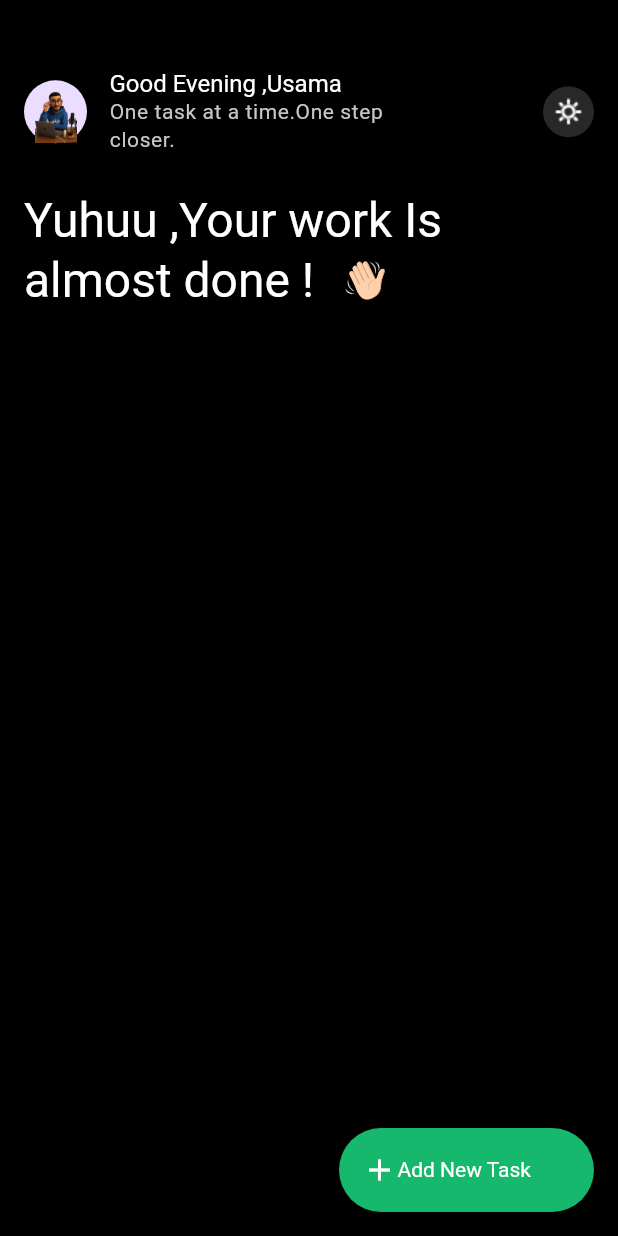
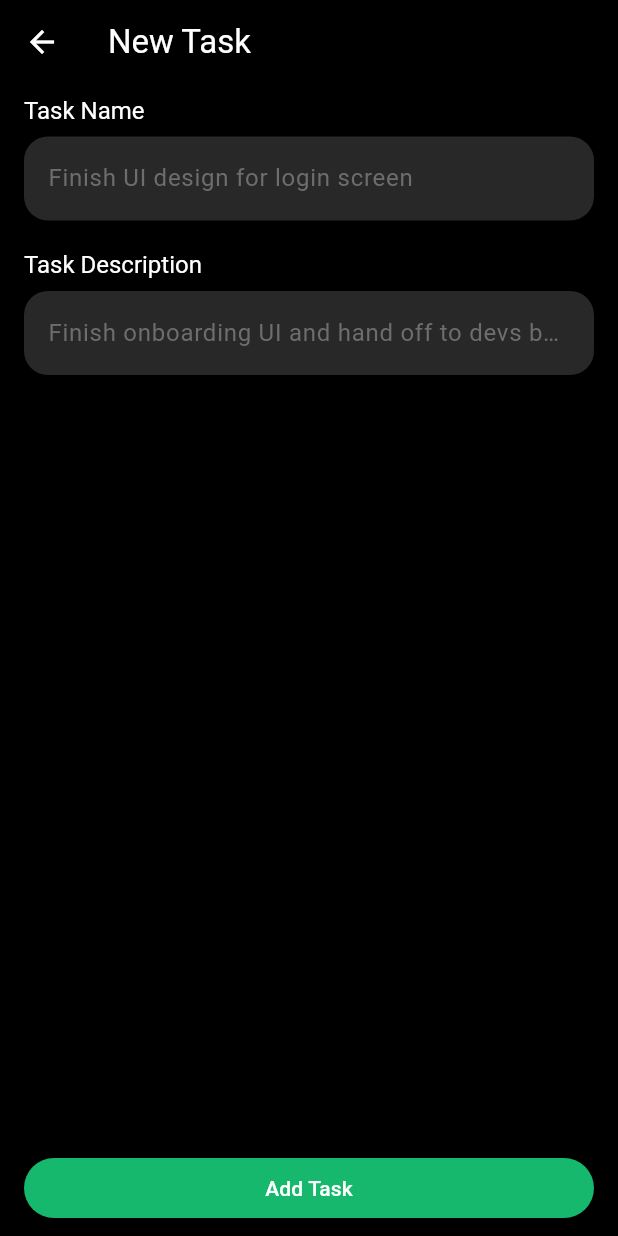
Before and after one commit to maiaboelmagde/Tasky_App, a Flutter app: the Homescreen screen opened directly, after a tap on "Add New Task", on a phone screen of 412 x 824 dp. Run offline on Flutter 3.47's test engine with Material 3 defaults, Android fonts, the phone set to English and light mode, and no system bars; our stand-ins replace flutter_svg; Roboto replaces fonts that are missing (Plus Jakarta Sans).

Commit message:
add NewTaskScreen

```diff
--- a/tasky_app/lib/main.dart
+++ b/tasky_app/lib/main.dart
@@ -65,6 +65,10 @@
         ),
         floatingActionButtonTheme: FloatingActionButtonThemeData(
           backgroundColor: Color.fromRGBO(21, 184, 108, 1),
+        ),
+        appBarTheme: AppBarTheme(
+          backgroundColor: Colors.black,
+          foregroundColor: Colors.white
         )
       ),
 
--- a/tasky_app/lib/screens/home_screen.dart
+++ b/tasky_app/lib/screens/home_screen.dart
@@ -1,5 +1,6 @@
 import 'package:flutter/material.dart';
 import 'package:flutter_svg/flutter_svg.dart';
+import 'package:tasky_app/screens/new_task_screen.dart';
 
 class Homescreen extends StatelessWidget {
   const Homescreen({super.key});
@@ -7,21 +8,18 @@ class Homescreen extends StatelessWidget {
   @override
   Widget build(BuildContext context) {
     return Scaffold(
-
       body: Padding(
         padding: const EdgeInsets.all(16),
         child: Column(
           crossAxisAlignment: CrossAxisAlignment.start,
           children: [
-            SizedBox(
-              height: 30,
-            ),
+            SizedBox(height: 30),
             Row(
               spacing: 15,
               children: [
                 CircleAvatar(
                   radius: 21,
-                  child: Image.asset('assets/images/personalAvatar.png')
+                  child: Image.asset('assets/images/personalAvatar.png'),
                 ),
 
                 SizedBox(
@@ -29,12 +27,18 @@ class Homescreen extends StatelessWidget {
                   child: Column(
                     crossAxisAlignment: CrossAxisAlignment.start,
                     children: [
-                      Text('Good Evening ,Usama ',style: Theme.of(context).textTheme.displayMedium,),
-                      Text('One task at a time.One step closer.',style: Theme.of(context).textTheme.bodySmall,),
+                      Text(
+                        'Good Evening ,Usama ',
+                        style: Theme.of(context).textTheme.displayMedium,
+                      ),
+                      Text(
+                        'One task at a time.One step closer.',
+                        style: Theme.of(context).textTheme.bodySmall,
+                      ),
                     ],
                   ),
                 ),
-                Spacer(flex: 1,),
+                Spacer(flex: 1),
                 Container(
                   width: 34,
                   height: 34,
@@ -43,20 +47,24 @@ class Homescreen extends StatelessWidget {
                     color: Color.fromRGBO(40, 40, 40, 1),
                   ),
                   child: Image.asset('assets/images/sun.png'),
-                )
-
+                ),
               ],
             ),
-            SizedBox(
-              height: 24,
+            SizedBox(height: 24),
+            Text(
+              'Yuhuu ,Your work Is ',
+              style: Theme.of(context).textTheme.headlineLarge,
             ),
-            Text('Yuhuu ,Your work Is ',style: Theme.of(context).textTheme.headlineLarge,),
             Row(
               spacing: 20,
               children: [
-              Text('almost done !',style: Theme.of(context).textTheme.headlineLarge,),
-              SvgPicture.asset('assets/images/waving.svg')
-            ],)
+                Text(
+                  'almost done !',
+                  style: Theme.of(context).textTheme.headlineLarge,
+                ),
+                SvgPicture.asset('assets/images/waving.svg'),
+              ],
+            ),
           ],
         ),
       ),
@@ -65,24 +73,31 @@ class Homescreen extends StatelessWidget {
         width: 170,
         child: FloatingActionButton(
           shape: RoundedRectangleBorder(
-      borderRadius: BorderRadius.circular(100),
-    ),
+            borderRadius: BorderRadius.circular(100),
+          ),
           child: Padding(
             padding: const EdgeInsets.symmetric(horizontal: 15),
             child: Row(
               children: [
-                Icon(Icons.add, color:Colors.white,),
-                Text('Add New Task',style: Theme.of(context).textTheme.displaySmall,),
+                Icon(Icons.add, color: Colors.white),
+                Text(
+                  'Add New Task',
+                  style: Theme.of(context).textTheme.displaySmall,
+                ),
               ],
             ),
           ),
-          onPressed: (){
-            // Navigator.push(context, MaterialPageRoute(builder: (context){
-
-            // }),);
-          }
+          onPressed: () {
+            Navigator.push(
+              context,
+              MaterialPageRoute(
+                builder: (context) {
+                  return NewTaskScreen();
+                },
+              ),
+            );
+          },
         ),
-
       ),
     );
   }
--- /dev/null
+++ b/tasky_app/lib/screens/new_task_screen.dart
@@ -0,0 +1,49 @@
+import 'package:flutter/material.dart';
+
+class NewTaskScreen extends StatelessWidget {
+  const NewTaskScreen({super.key});
+
+  @override
+  Widget build(BuildContext context) {
+    return Scaffold(
+      appBar: AppBar(
+        title: Text('New Task'),
+      ),
+      body: Padding(
+        padding: const EdgeInsets.symmetric(vertical: 8.0, horizontal: 16),
+        child: Column(
+          crossAxisAlignment: CrossAxisAlignment.start,
+          children: [
+
+            Text('Task Name ', style: Theme.of(context).textTheme.displayMedium),
+            SizedBox(
+              height: 8,
+            ),
+            TextField(
+              decoration: InputDecoration(
+                hintText: 'Finish UI design for login screen',
+              ),
+            ),
+            SizedBox(
+              height: 20,
+            ),
+            Text('Task Description ', style: Theme.of(context).textTheme.displayMedium),
+            SizedBox(
+              height: 8,
+            ),
+            TextField(
+              decoration: InputDecoration(
+                hintText: 'Finish onboarding UI and hand off to devs by Thursday.',
+              ),
+            ),
+            Spacer(flex: 1,),
+            Container(
+              width: double.infinity,
+              child: ElevatedButton(onPressed: (){}, child: Text('Add Task')))
+
+          ],
+        ),
+      ),
+    );
+  }
+}
--- a/tasky_app/lib/screens/startup_screen.dart
+++ b/tasky_app/lib/screens/startup_screen.dart
@@ -56,9 +56,7 @@ class StartupScreen extends StatelessWidget {
             ),
             TextField(
               decoration: InputDecoration(
-                border: OutlineInputBorder(),
                 hintText: 'e.g. Sarah Khalid',
-
               ),
             ),
             SizedBox(height: 24,),
```
